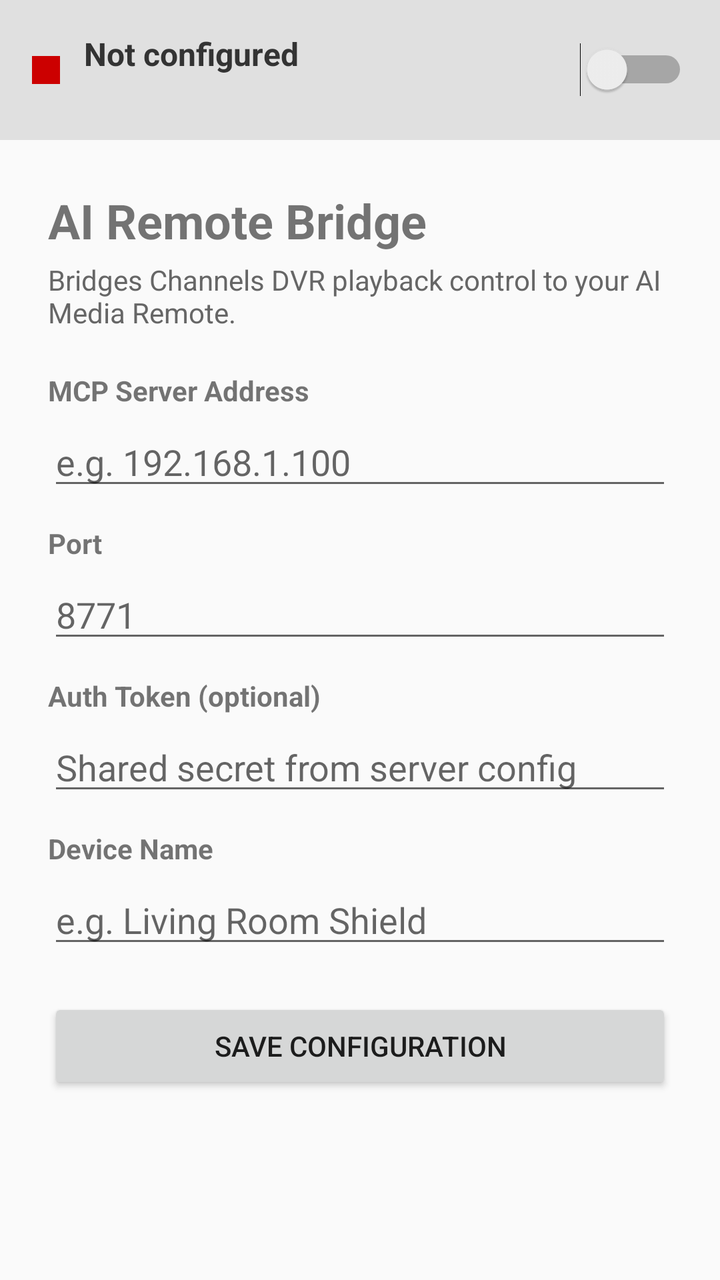
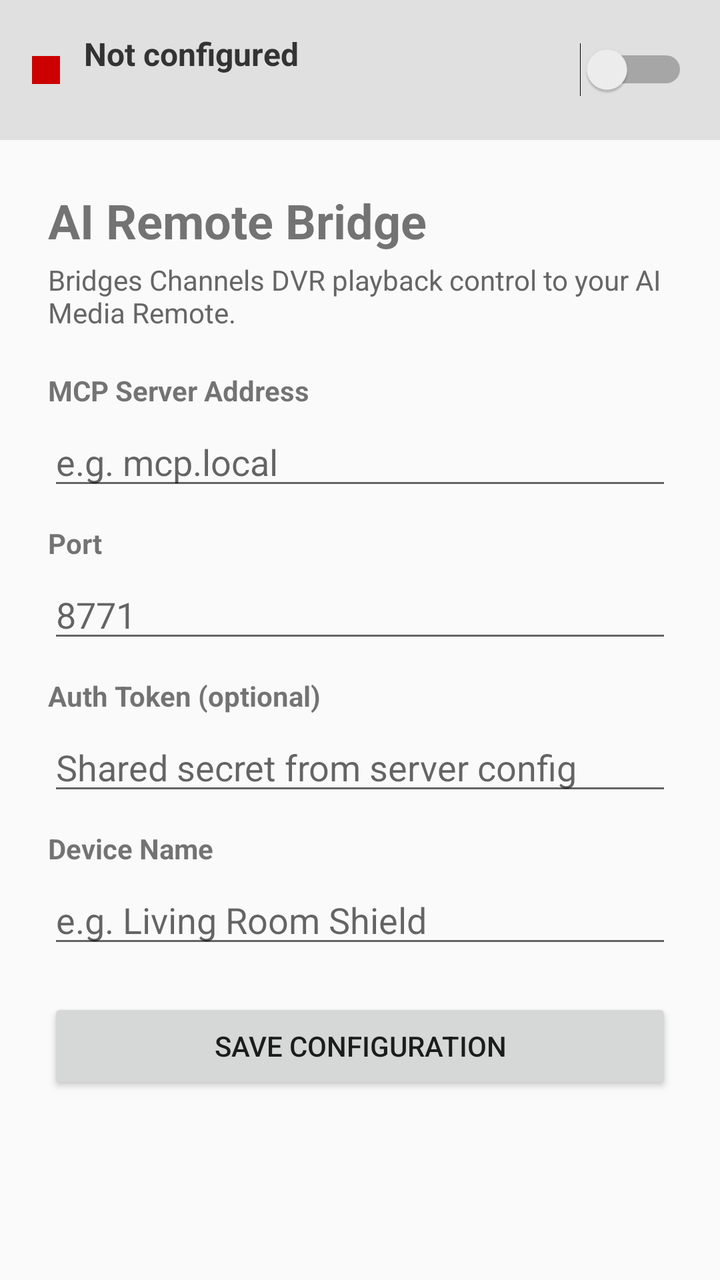

Two renders of the same Android screen: before a commit and after it. Below are the layout's source before the change and the commit's diff.
<!-- AndroidManifest.xml: application theme Theme.AppCompat.Light.DarkActionBar -->
<!-- res/layout/activity_main.xml -->
<?xml version="1.0" encoding="utf-8"?>
<LinearLayout xmlns:android="http://schemas.android.com/apk/res/android"
    android:layout_width="match_parent"
    android:layout_height="match_parent"
    android:orientation="vertical"
    android:background="#FAFAFA">

    
    <LinearLayout
        android:layout_width="match_parent"
        android:layout_height="wrap_content"
        android:orientation="horizontal"
        android:padding="16dp"
        android:gravity="center_vertical"
        android:id="@+id/statusCard"
        android:background="#E0E0E0">

        <View
            android:id="@+id/statusDot"
            android:layout_width="14dp"
            android:layout_height="14dp"
            android:background="@android:color/holo_red_dark"
            android:layout_marginEnd="12dp" />

        <LinearLayout
            android:layout_width="0dp"
            android:layout_height="wrap_content"
            android:layout_weight="1"
            android:orientation="vertical">

            <TextView
                android:id="@+id/textStatus"
                android:layout_width="wrap_content"
                android:layout_height="wrap_content"
                android:text="Not configured"
                android:textSize="16sp"
                android:textStyle="bold"
                android:textColor="#333333" />

            <TextView
                android:id="@+id/textStatusDetail"
                android:layout_width="wrap_content"
                android:layout_height="wrap_content"
                android:text=""
                android:textSize="12sp"
                android:textColor="#666666" />

        </LinearLayout>

        
        <Switch
            android:id="@+id/switchEnable"
            android:layout_width="wrap_content"
            android:layout_height="wrap_content" />
    </LinearLayout>

    
    <ScrollView
        android:layout_width="match_parent"
        android:layout_height="0dp"
        android:layout_weight="1"
        android:padding="24dp"
        android:fillViewport="true">

        <LinearLayout
            android:layout_width="match_parent"
            android:layout_height="wrap_content"
            android:orientation="vertical"
            android:maxWidth="600dp">

            <TextView
                android:layout_width="wrap_content"
                android:layout_height="wrap_content"
                android:text="AI Remote Bridge"
                android:textSize="24sp"
                android:textStyle="bold"
                android:layout_marginBottom="4dp" />

            <TextView
                android:layout_width="wrap_content"
                android:layout_height="wrap_content"
                android:text="Bridges Channels DVR playback control to your AI Media Remote."
                android:textSize="14sp"
                android:textColor="#666666"
                android:layout_marginBottom="20dp" />

            
            <TextView
                android:layout_width="wrap_content"
                android:layout_height="wrap_content"
                android:text="MCP Server Address"
                android:textSize="14sp"
                android:textStyle="bold"
                android:layout_marginBottom="4dp" />

            <EditText
                android:id="@+id/editHost"
                android:layout_width="match_parent"
                android:layout_height="wrap_content"
                android:hint="e.g. 192.168.1.100"
                android:inputType="text"
                android:imeOptions="actionNext"
                android:layout_marginBottom="12dp" />

            
            <TextView
                android:layout_width="wrap_content"
                android:layout_height="wrap_content"
                android:text="Port"
                android:textSize="14sp"
                android:textStyle="bold"
                android:layout_marginBottom="4dp" />

            <EditText
                android:id="@+id/editPort"
                android:layout_width="match_parent"
                android:layout_height="wrap_content"
                android:hint="8771"
                android:inputType="number"
                android:imeOptions="actionNext"
                android:layout_marginBottom="12dp" />

            
            <TextView
                android:layout_width="wrap_content"
                android:layout_height="wrap_content"
                android:text="Auth Token (optional)"
                android:textSize="14sp"
                android:textStyle="bold"
                android:layout_marginBottom="4dp" />

            <EditText
                android:id="@+id/editToken"
                android:layout_width="match_parent"
                android:layout_height="wrap_content"
                android:hint="Shared secret from server config"
                android:inputType="textPassword"
                android:imeOptions="actionNext"
                android:layout_marginBottom="12dp" />

            
            <TextView
                android:layout_width="wrap_content"
                android:layout_height="wrap_content"
                android:text="Device Name"
                android:textSize="14sp"
                android:textStyle="bold"
                android:layout_marginBottom="4dp" />

            <EditText
                android:id="@+id/editDeviceName"
                android:layout_width="match_parent"
                android:layout_height="wrap_content"
                android:hint="e.g. Living Room Shield"
                android:inputType="text"
                android:imeOptions="actionDone"
                android:layout_marginBottom="20dp" />

            
            <Button
                android:id="@+id/btnSave"
                android:layout_width="match_parent"
                android:layout_height="wrap_content"
                android:text="Save Configuration"
                android:layout_marginBottom="8dp" />

        </LinearLayout>
    </ScrollView>

</LinearLayout>
<!-- resources referenced by this layout -->
<resources>

</resources>

<!-- the commit's change to res/layout/activity_main.xml (unified diff, before → after) -->
@@ -97,7 +97,7 @@
                 android:id="@+id/editHost"
                 android:layout_width="match_parent"
                 android:layout_height="wrap_content"
-                android:hint="e.g. 192.168.1.100"
+                android:hint="e.g. mcp.local"
                 android:inputType="text"
                 android:imeOptions="actionNext"
                 android:layout_marginBottom="12dp" />
